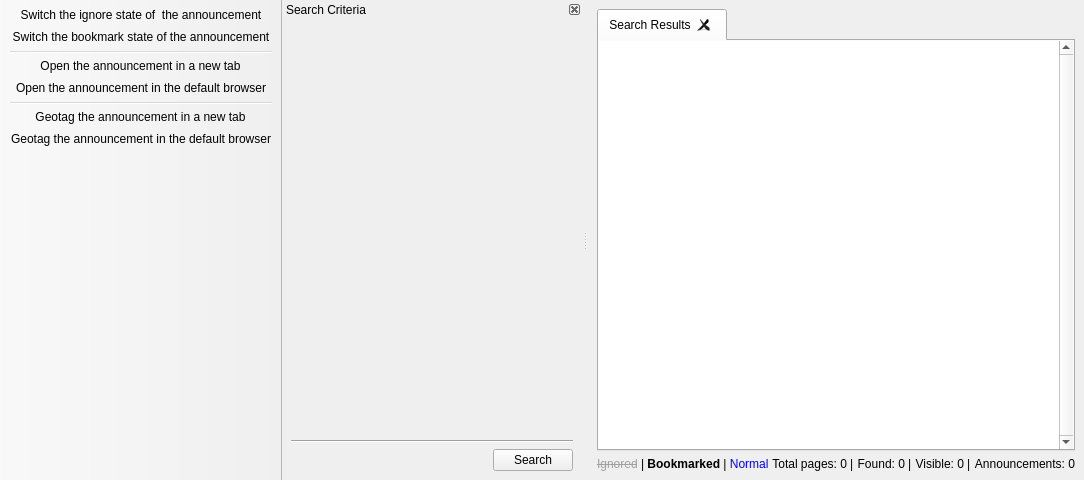
Qt form src/UIMain.ui (pasnox/housing) before a commit.
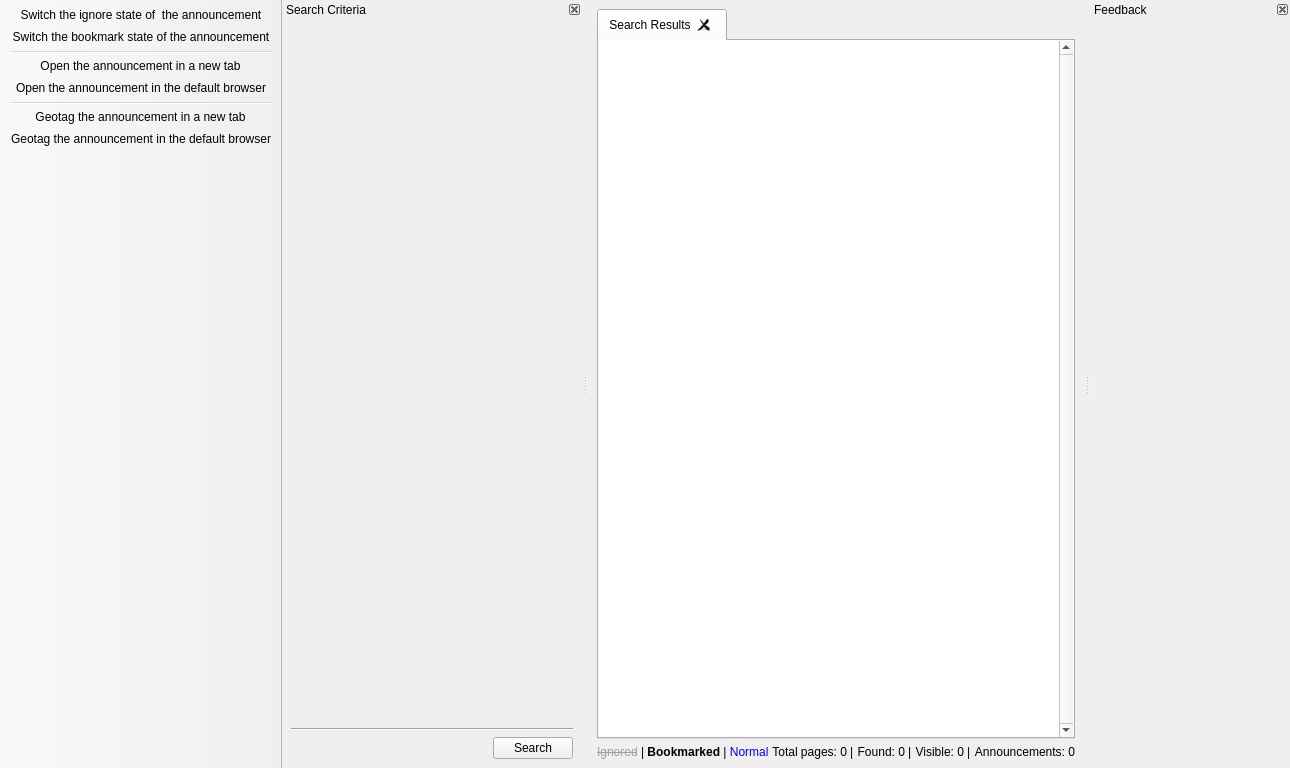
The same form after that commit. Icons and pictures are not drawn. Custom widgets are drawn as their Qt base class.

Commit message: Add feedback support (still have to save/load announcement tates).

```diff
--- a/src/UIMain.ui
+++ b/src/UIMain.ui
@@ -6,8 +6,8 @@
    <rect>
     <x>0</x>
     <y>0</y>
-    <width>800</width>
-    <height>480</height>
+    <width>1024</width>
+    <height>768</height>
    </rect>
   </property>
   <widget class="QWidget" name="centralwidget">
@@ -311,6 +311,33 @@
    <addaction name="aGeotagAnnouncementInNewTab"/>
    <addaction name="aGeotagAnnouncementInDefaultBrowser"/>
   </widget>
+  <widget class="QDockWidget" name="dwFeedback">
+   <property name="minimumSize">
+    <size>
+     <width>200</width>
+     <height>45</height>
+    </size>
+   </property>
+   <property name="features">
+    <set>QDockWidget::DockWidgetClosable|QDockWidget::DockWidgetMovable</set>
+   </property>
+   <property name="allowedAreas">
+    <set>Qt::LeftDockWidgetArea|Qt::RightDockWidgetArea</set>
+   </property>
+   <property name="windowTitle">
+    <string>Feedback</string>
+   </property>
+   <attribute name="dockWidgetArea">
+    <number>2</number>
+   </attribute>
+   <widget class="QWidget" name="dockWidgetContents_2">
+    <layout class="QVBoxLayout" name="verticalLayout_4">
+     <item>
+      <widget class="FeedbackWidget" name="fwFeedback" native="true"/>
+     </item>
+    </layout>
+   </widget>
+  </widget>
   <action name="aSwitchAnnouncementIgnoreState">
    <property name="checkable">
     <bool>true</bool>
@@ -386,6 +413,12 @@
    <extends>QListView</extends>
    <header>widgets/AnnouncementView.h</header>
   </customwidget>
+  <customwidget>
+   <class>FeedbackWidget</class>
+   <extends>QWidget</extends>
+   <header>widgets/FeedbackWidget.h</header>
+   <container>1</container>
+  </customwidget>
  </customwidgets>
  <resources/>
  <connections/>
```
Left out of the diff: 14 changed lines with no effect on the pictures. The commit also changes 14 other files.
